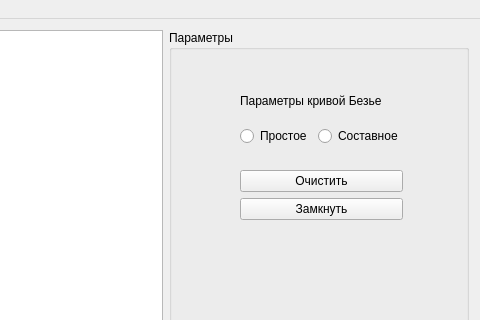
First picture: the form in bezier/mainwindow.ui, repository rbaygildin/learn-graphics, before the edit; both pictures show x 287 to 767 and y 0 to 320 of the 767 by 441 pixel window.
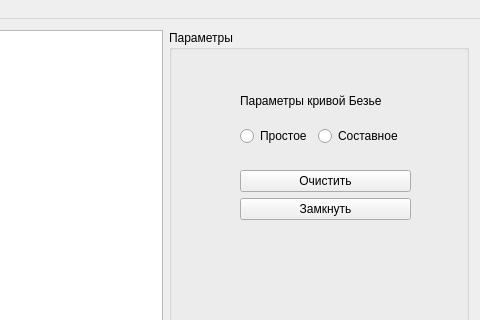
Second picture: the form after the edit.

The edit to the form file:
```diff
--- a/bezier/mainwindow.ui
+++ b/bezier/mainwindow.ui
@@ -44,12 +44,12 @@
         <property name="title">
          <string>Параметры</string>
         </property>
-        <widget class="QWidget" name="">
+        <widget class="QWidget" name="layoutWidget">
          <property name="geometry">
           <rect>
            <x>60</x>
            <y>40</y>
-           <width>185</width>
+           <width>193</width>
            <height>161</height>
           </rect>
          </property>
```
Left out of the diff: 9 changed lines with no effect on the pictures.
